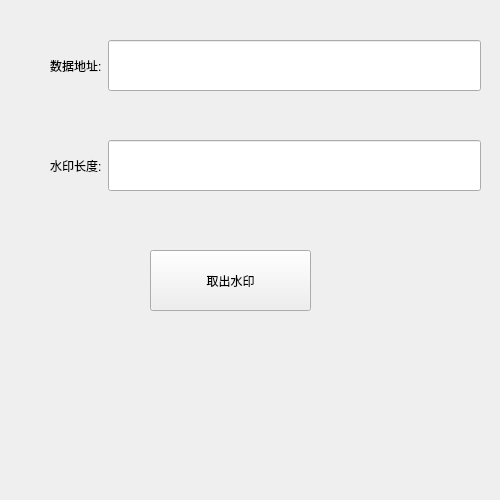
Before: the Qt Designer form TaiShi/qushuiyin.ui in lyxiong0/xingyun-client, drawn with Qt 5.
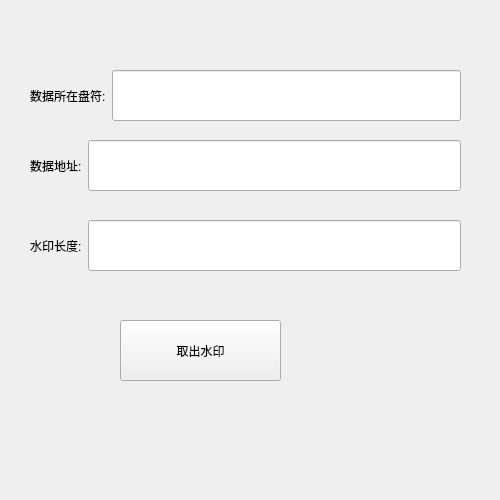
After: the same form once the commit is applied.

```diff
--- a/TaiShi/qushuiyin.ui
+++ b/TaiShi/qushuiyin.ui
@@ -16,8 +16,8 @@
   <widget class="QWidget" name="widget" native="true">
    <property name="geometry">
     <rect>
-     <x>50</x>
-     <y>40</y>
+     <x>30</x>
+     <y>140</y>
      <width>431</width>
      <height>51</height>
     </rect>
@@ -45,8 +45,8 @@
   <widget class="QPushButton" name="pushButton">
    <property name="geometry">
     <rect>
-     <x>150</x>
-     <y>250</y>
+     <x>120</x>
+     <y>320</y>
      <width>161</width>
      <height>61</height>
     </rect>
@@ -58,8 +58,8 @@
   <widget class="QWidget" name="widget_2" native="true">
    <property name="geometry">
     <rect>
-     <x>50</x>
-     <y>140</y>
+     <x>30</x>
+     <y>220</y>
      <width>431</width>
      <height>51</height>
     </rect>
@@ -84,6 +84,35 @@
     </item>
    </layout>
   </widget>
+  <widget class="QWidget" name="widget_3" native="true">
+   <property name="geometry">
+    <rect>
+     <x>30</x>
+     <y>70</y>
+     <width>431</width>
+     <height>51</height>
+    </rect>
+   </property>
+   <layout class="QHBoxLayout" name="horizontalLayout_3">
+    <item>
+     <widget class="QLabel" name="label_3">
+      <property name="text">
+       <string>数据所在盘符:</string>
+      </property>
+     </widget>
+    </item>
+    <item>
+     <widget class="QLineEdit" name="lineEdit_3">
+      <property name="sizePolicy">
+       <sizepolicy hsizetype="Expanding" vsizetype="Expanding">
+        <horstretch>0</horstretch>
+        <verstretch>0</verstretch>
+       </sizepolicy>
+      </property>
+     </widget>
+    </item>
+   </layout>
+  </widget>
  </widget>
  <resources/>
  <connections/>
```
